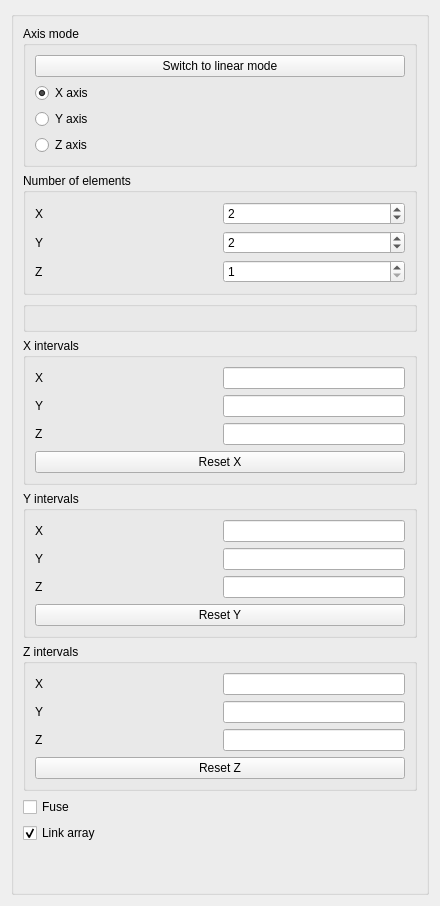
Old version of the form src/Mod/Draft/Resources/ui/TaskPanel_OrthoArray.ui in the repository southseact-3d/fcd.
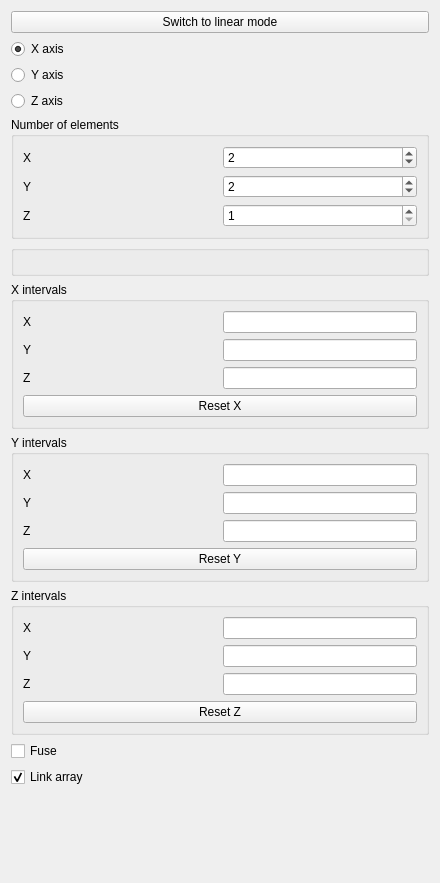
New version of the form. Custom widgets are drawn as their Qt base class.

Commit message:
Draft: Remove redundant QGroupBoxes from some of the array panels (#21980)
* Draft: Remove main QGroupBox from Circular Array tool

* Draft: Remove main QGroupBox from Polar Array tool

* Draft: Remove main QGroupBox from Ortho Array tool

* Draft: Remove AxisMode QGroup from Ortho Array tool

* Draft: Remove main QGroup from ShapeString tool

What changed in the file:
```diff
--- a/src/Mod/Draft/Resources/ui/TaskPanel_OrthoArray.ui
+++ b/src/Mod/Draft/Resources/ui/TaskPanel_OrthoArray.ui
@@ -27,27 +27,6 @@
   </property>
   <layout class="QGridLayout" name="gridLayout_3">
    <item row="0" column="0">
-    <widget class="QGroupBox" name="main_group">
-     <property name="sizePolicy">
-      <sizepolicy hsizetype="Preferred" vsizetype="Minimum">
-       <horstretch>0</horstretch>
-       <verstretch>0</verstretch>
-      </sizepolicy>
-     </property>
-     <property name="title">
-      <string/>
-     </property>
-     <layout class="QGridLayout" name="gridLayout_4">
-      <item row="0" column="0">
-       <widget class="QGroupBox" name="group_axis_mode">
-        <property name="toolTip">
-         <string>Toggle between Orthogonal mode and Linear mode. In Linear mode, you can select which axis to use.</string>
-        </property>
-        <property name="title">
-         <string>Axis mode</string>
-        </property>
-        <layout class="QGridLayout" name="gridLayout_axis_mode">
-         <item row="0" column="0">
           <widget class="QPushButton" name="button_linear_mode">
            <property name="text">
             <string>Switch to linear mode</string>
@@ -91,10 +70,7 @@
            </item>
           </layout>
          </item>
-        </layout>
-       </widget>
-      </item>
-      <item row="1" column="0">
+   <item row="2" column="0">
        <widget class="QGroupBox" name="group_copies">
         <property name="toolTip">
          <string>Number of elements in the array in the specified direction, including a copy of the original object.
@@ -171,7 +147,7 @@
         </layout>
        </widget>
       </item>
-      <item row="2" column="0">
+   <item row="3" column="0">
        <widget class="QGroupBox" name="group_linearmode">
         <property name="toolTip">
          <string>Currently selected axis</string>
@@ -183,7 +159,7 @@
         </layout>
        </widget>
       </item>
-      <item row="3" column="0">
+   <item row="4" column="0">
        <widget class="QGroupBox" name="group_X">
         <property name="toolTip">
          <string>Distance between the elements in the X direction.
@@ -274,7 +250,7 @@
         </layout>
        </widget>
       </item>
-      <item row="4" column="0">
+   <item row="5" column="0">
        <widget class="QGroupBox" name="group_Y">
         <property name="toolTip">
          <string>Distance between the elements in the Y direction.
@@ -365,7 +341,7 @@
         </layout>
        </widget>
       </item>
-      <item row="5" column="0">
+   <item row="6" column="0">
        <widget class="QGroupBox" name="group_Z">
         <property name="toolTip">
          <string>Distance between the elements in the Z direction.
@@ -456,7 +432,7 @@
         </layout>
        </widget>
       </item>
-      <item row="6" column="0">
+   <item row="7" column="0">
        <layout class="QVBoxLayout" name="vertical_layout">
         <item>
          <widget class="QCheckBox" name="checkbox_fuse">
@@ -485,7 +461,7 @@
         </item>
        </layout>
       </item>
-      <item row="7" column="0">
+   <item row="8" column="0">
        <spacer name="verticalSpacer">
         <property name="orientation">
          <enum>Qt::Vertical</enum>
@@ -497,9 +473,6 @@
          </size>
         </property>
        </spacer>
-      </item>
-      </layout>
-    </widget>
    </item>
   </layout>
  </widget>
```
Left out of the diff: 5 changed lines with no effect on the pictures. Lines whose indentation alone changed are shown as unchanged. The commit also changes 3 other files.
